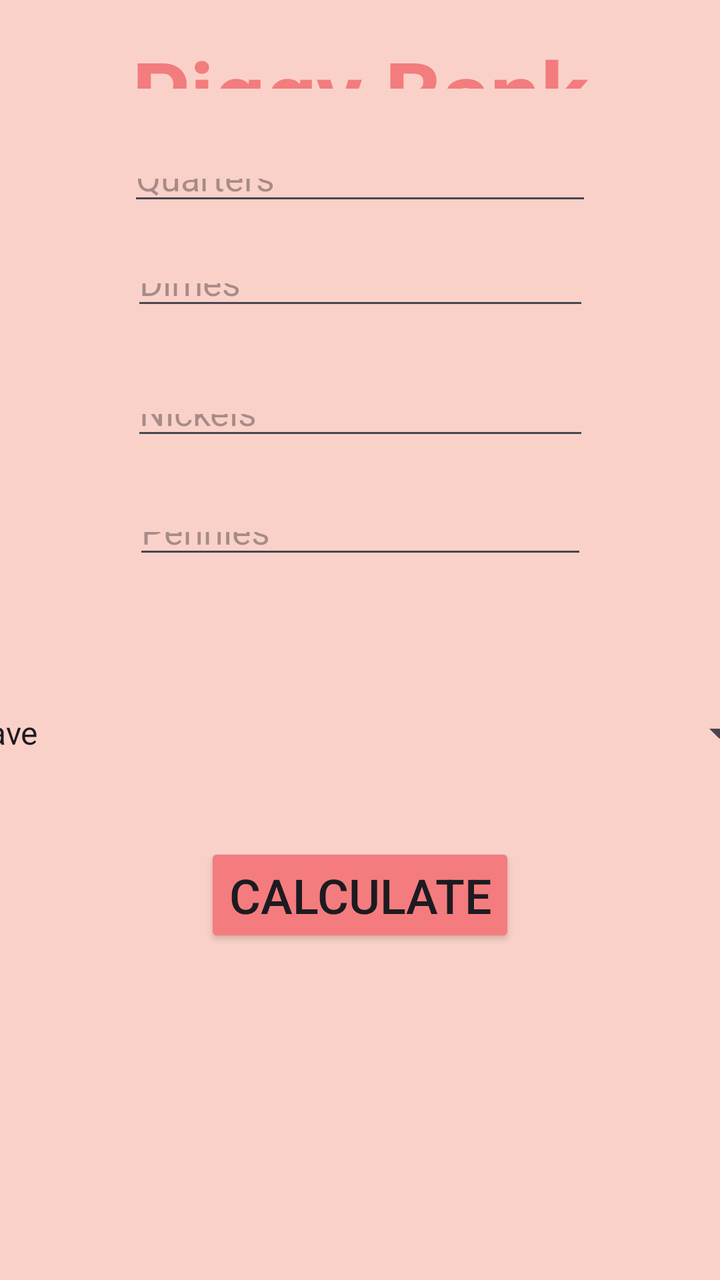
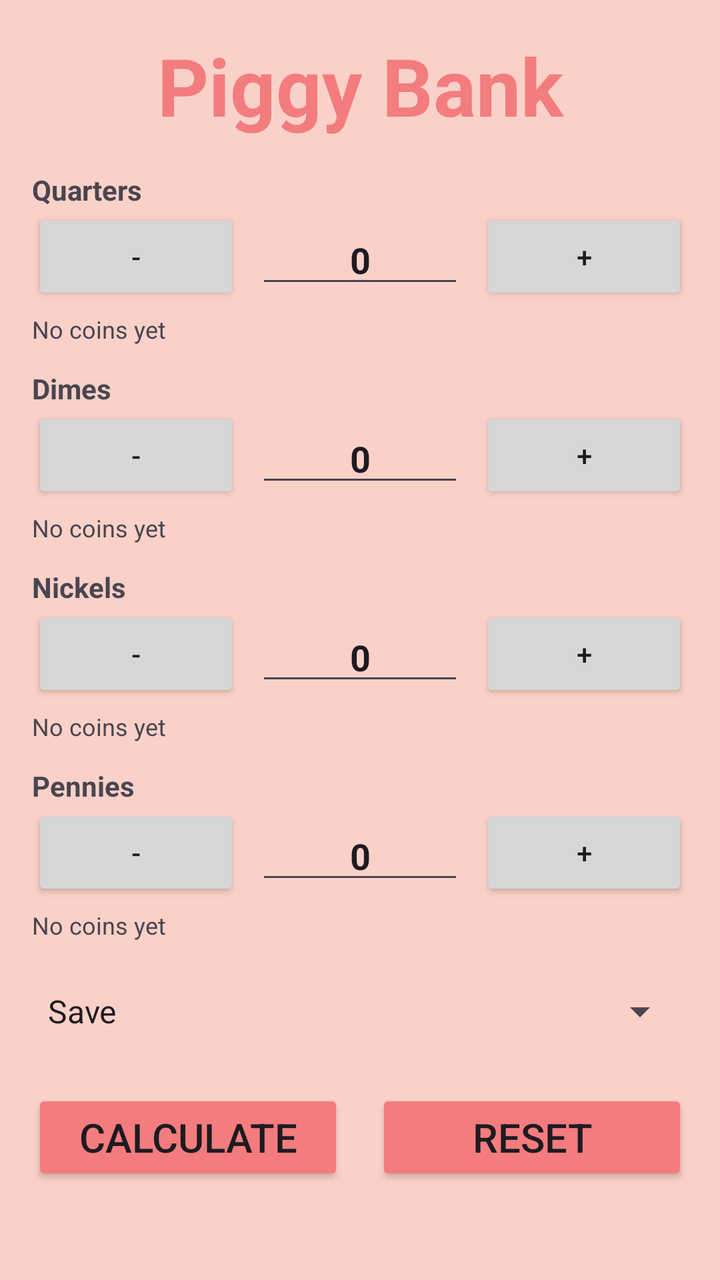

Compare the two renders of this Android layout. The source of the first and the diff that turns it into the second are given below.
<!-- AndroidManifest.xml: application theme Theme.SchoolPiggyBankAppAssignment -->
<!-- res/layout/activity_piggy_bank.xml -->
<?xml version="1.0" encoding="utf-8"?>
<androidx.constraintlayout.widget.ConstraintLayout xmlns:android="http://schemas.android.com/apk/res/android"
    xmlns:app="http://schemas.android.com/apk/res-auto"
    xmlns:tools="http://schemas.android.com/tools"
    android:id="@+id/main"
    android:layout_width="match_parent"
    android:layout_height="match_parent"
    android:background="#A3F9BCAA"
    tools:context=".PiggyBank">

    <TextView
        android:id="@+id/tvTitle"
        android:layout_width="0dp"
        android:layout_height="0dp"
        android:layout_marginStart="48dp"
        android:layout_marginTop="16dp"
        android:layout_marginEnd="48dp"
        android:layout_marginBottom="35dp"
        android:gravity="center"
        android:text="@string/tvTitle"
        android:textColor="#F37C7E"
        android:textSize="45sp"
        android:textStyle="bold"
        app:layout_constraintBottom_toTopOf="@+id/tvQuarters"
        app:layout_constraintEnd_toEndOf="parent"
        app:layout_constraintStart_toStartOf="parent"
        app:layout_constraintTop_toTopOf="parent" />

    <EditText
        android:id="@+id/tvQuarters"
        android:layout_width="232dp"
        android:layout_height="0dp"
        android:layout_marginBottom="24dp"
        android:ems="10"
        android:hint="@string/hintQuarters"
        android:inputType="number"
        app:layout_constraintBottom_toTopOf="@+id/tvDimes"
        app:layout_constraintEnd_toEndOf="parent"
        app:layout_constraintStart_toStartOf="parent"
        app:layout_constraintTop_toBottomOf="@+id/tvTitle" />

    <EditText
        android:id="@+id/tvDimes"
        android:layout_width="229dp"
        android:layout_height="0dp"
        android:layout_marginBottom="37dp"
        android:ems="10"
        android:hint="@string/hintDimes"
        android:inputType="number"
        app:layout_constraintBottom_toTopOf="@+id/tvNickels"
        app:layout_constraintEnd_toEndOf="parent"
        app:layout_constraintStart_toStartOf="parent"
        app:layout_constraintTop_toBottomOf="@+id/tvQuarters" />

    <EditText
        android:id="@+id/tvNickels"
        android:layout_width="229dp"
        android:layout_height="0dp"
        android:layout_marginBottom="31dp"
        android:ems="10"
        android:hint="@string/hintNickels"
        android:inputType="number"
        app:layout_constraintBottom_toTopOf="@+id/tvPennies"
        app:layout_constraintEnd_toEndOf="parent"
        app:layout_constraintStart_toStartOf="parent"
        app:layout_constraintTop_toBottomOf="@+id/tvDimes" />

    <EditText
        android:id="@+id/tvPennies"
        android:layout_width="227dp"
        android:layout_height="0dp"
        android:layout_marginBottom="55dp"
        android:ems="10"
        android:hint="@string/hintPennies"
        android:inputType="number"
        app:layout_constraintBottom_toTopOf="@+id/spGroup"
        app:layout_constraintEnd_toEndOf="parent"
        app:layout_constraintStart_toStartOf="parent"
        app:layout_constraintTop_toBottomOf="@+id/tvNickels" />

    <Button
        android:id="@+id/btCalc"
        android:layout_width="wrap_content"
        android:layout_height="wrap_content"
        android:layout_marginBottom="58dp"
        android:backgroundTint="#F47C7E"
        android:text="@string/btCalculate"
        android:textSize="24sp"
        app:layout_constraintBottom_toTopOf="@+id/tvResult"
        app:layout_constraintEnd_toEndOf="parent"
        app:layout_constraintStart_toStartOf="parent"
        app:layout_constraintTop_toBottomOf="@+id/spGroup" />

    <TextView
        android:id="@+id/tvResult"
        android:layout_width="0dp"
        android:layout_height="0dp"
        android:layout_marginStart="39dp"
        android:layout_marginEnd="39dp"
        android:layout_marginBottom="80dp"
        android:textSize="24sp"
        app:layout_constraintBottom_toBottomOf="parent"
        app:layout_constraintEnd_toEndOf="parent"
        app:layout_constraintStart_toStartOf="parent"
        app:layout_constraintTop_toBottomOf="@+id/btCalc" />

    <Spinner
        android:id="@+id/spGroup"
        android:layout_width="407dp"
        android:layout_height="54dp"
        android:layout_marginBottom="28dp"
        android:entries="@array/tvGroup"
        android:prompt="@string/Prompt"
        android:spinnerMode="dialog"
        app:layout_constraintBottom_toTopOf="@+id/btCalc"
        app:layout_constraintEnd_toEndOf="parent"
        app:layout_constraintStart_toStartOf="parent"
        app:layout_constraintTop_toBottomOf="@+id/tvPennies" />
</androidx.constraintlayout.widget.ConstraintLayout>
<!-- resources referenced by this layout -->
<resources>
  <string-array name="tvGroup">
          <item>Save</item>
          <item>Spend</item>
      </string-array>
  <string name="Prompt">Transaction</string>
  <string name="btCalculate">CALCULATE</string>
  <string name="hintDimes">Dimes</string>
  <string name="hintNickels">Nickels</string>
  <string name="hintPennies">Pennies</string>
  <string name="hintQuarters">Quarters</string>
  <string name="tvTitle">Piggy Bank</string>
  <style name="Theme.SchoolPiggyBankAppAssignment" parent="Base.Theme.SchoolPiggyBankAppAssignment" />
  <style name="Base.Theme.SchoolPiggyBankAppAssignment" parent="Theme.Material3.DayNight.NoActionBar">
          
          
      </style>
</resources>

<!-- the commit's change to res/layout/activity_piggy_bank.xml (unified diff, before → after) -->
@@ -11,109 +11,292 @@
     <TextView
         android:id="@+id/tvTitle"
         android:layout_width="0dp"
-        android:layout_height="0dp"
-        android:layout_marginStart="48dp"
+        android:layout_height="wrap_content"
+        android:layout_marginStart="24dp"
         android:layout_marginTop="16dp"
-        android:layout_marginEnd="48dp"
-        android:layout_marginBottom="35dp"
+        android:layout_marginEnd="24dp"
         android:gravity="center"
         android:text="@string/tvTitle"
         android:textColor="#F37C7E"
-        android:textSize="45sp"
+        android:textSize="40sp"
         android:textStyle="bold"
-        app:layout_constraintBottom_toTopOf="@+id/tvQuarters"
         app:layout_constraintEnd_toEndOf="parent"
         app:layout_constraintStart_toStartOf="parent"
         app:layout_constraintTop_toTopOf="parent" />
 
-    <EditText
-        android:id="@+id/tvQuarters"
-        android:layout_width="232dp"
-        android:layout_height="0dp"
-        android:layout_marginBottom="24dp"
-        android:ems="10"
-        android:hint="@string/hintQuarters"
-        android:inputType="number"
-        app:layout_constraintBottom_toTopOf="@+id/tvDimes"
-        app:layout_constraintEnd_toEndOf="parent"
-        app:layout_constraintStart_toStartOf="parent"
-        app:layout_constraintTop_toBottomOf="@+id/tvTitle" />
-
-    <EditText
-        android:id="@+id/tvDimes"
-        android:layout_width="229dp"
-        android:layout_height="0dp"
-        android:layout_marginBottom="37dp"
-        android:ems="10"
-        android:hint="@string/hintDimes"
-        android:inputType="number"
-        app:layout_constraintBottom_toTopOf="@+id/tvNickels"
-        app:layout_constraintEnd_toEndOf="parent"
-        app:layout_constraintStart_toStartOf="parent"
-        app:layout_constraintTop_toBottomOf="@+id/tvQuarters" />
-
-    <EditText
-        android:id="@+id/tvNickels"
-        android:layout_width="229dp"
-        android:layout_height="0dp"
-        android:layout_marginBottom="31dp"
-        android:ems="10"
-        android:hint="@string/hintNickels"
-        android:inputType="number"
-        app:layout_constraintBottom_toTopOf="@+id/tvPennies"
-        app:layout_constraintEnd_toEndOf="parent"
-        app:layout_constraintStart_toStartOf="parent"
-        app:layout_constraintTop_toBottomOf="@+id/tvDimes" />
-
-    <EditText
-        android:id="@+id/tvPennies"
-        android:layout_width="227dp"
-        android:layout_height="0dp"
-        android:layout_marginBottom="55dp"
-        android:ems="10"
-        android:hint="@string/hintPennies"
-        android:inputType="number"
-        app:layout_constraintBottom_toTopOf="@+id/spGroup"
-        app:layout_constraintEnd_toEndOf="parent"
-        app:layout_constraintStart_toStartOf="parent"
-        app:layout_constraintTop_toBottomOf="@+id/tvNickels" />
-
-    <Button
-        android:id="@+id/btCalc"
-        android:layout_width="wrap_content"
+    <LinearLayout
+        android:id="@+id/coinSection"
+        android:layout_width="0dp"
         android:layout_height="wrap_content"
-        android:layout_marginBottom="58dp"
-        android:backgroundTint="#F47C7E"
-        android:text="@string/btCalculate"
-        android:textSize="24sp"
-        app:layout_constraintBottom_toTopOf="@+id/tvResult"
-        app:layout_constraintEnd_toEndOf="parent"
-        app:layout_constraintStart_toStartOf="parent"
-        app:layout_constraintTop_toBottomOf="@+id/spGroup" />
-
-    <TextView
-        android:id="@+id/tvResult"
-        android:layout_width="0dp"
-        android:layout_height="0dp"
-        android:layout_marginStart="39dp"
-        android:layout_marginEnd="39dp"
-        android:layout_marginBottom="80dp"
-        android:textSize="24sp"
-        app:layout_constraintBottom_toBottomOf="parent"
-        app:layout_constraintEnd_toEndOf="parent"
-        app:layout_constraintStart_toStartOf="parent"
-        app:layout_constraintTop_toBottomOf="@+id/btCalc" />
+        android:layout_marginStart="16dp"
+        android:layout_marginTop="8dp"
+        android:layout_marginEnd="16dp"
+        android:orientation="vertical"
+        app:layout_constraintEnd_toEndOf="parent"
+        app:layout_constraintStart_toStartOf="parent"
+        app:layout_constraintTop_toBottomOf="@+id/tvTitle">
+
+        <TextView
+            android:layout_width="wrap_content"
+            android:layout_height="wrap_content"
+            android:layout_marginTop="8dp"
+            android:text="@string/hintQuarters"
+            android:textStyle="bold" />
+
+        <LinearLayout
+            android:layout_width="match_parent"
+            android:layout_height="wrap_content"
+            android:gravity="center_vertical"
+            android:orientation="horizontal">
+
+            <Button
+                android:id="@+id/btMinusQuarters"
+                android:layout_width="0dp"
+                android:layout_height="wrap_content"
+                android:layout_weight="1"
+                android:text="@string/btMinus" />
+
+            <EditText
+                android:id="@+id/etQuartersCount"
+                android:layout_width="0dp"
+                android:layout_height="wrap_content"
+                android:layout_marginStart="8dp"
+                android:layout_marginEnd="8dp"
+                android:layout_weight="1"
+                android:ems="4"
+                android:focusable="false"
+                android:gravity="center"
+                android:hint="@string/hintQuarters"
+                android:inputType="number"
+                android:text="0"
+                android:textStyle="bold" />
+
+            <Button
+                android:id="@+id/btAddQuarters"
+                android:layout_width="0dp"
+                android:layout_height="wrap_content"
+                android:layout_weight="1"
+                android:text="@string/btAdd" />
+        </LinearLayout>
+
+        <TextView
+            android:id="@+id/tvQuartersVisual"
+            android:layout_width="match_parent"
+            android:layout_height="wrap_content"
+            android:layout_marginTop="4dp"
+            android:text="@string/noCoins"
+            android:textSize="12sp" />
+
+        <TextView
+            android:layout_width="wrap_content"
+            android:layout_height="wrap_content"
+            android:layout_marginTop="12dp"
+            android:text="@string/hintDimes"
+            android:textStyle="bold" />
+
+        <LinearLayout
+            android:layout_width="match_parent"
+            android:layout_height="wrap_content"
+            android:gravity="center_vertical"
+            android:orientation="horizontal">
+
+            <Button
+                android:id="@+id/btMinusDimes"
+                android:layout_width="0dp"
+                android:layout_height="wrap_content"
+                android:layout_weight="1"
+                android:text="@string/btMinus" />
+
+            <EditText
+                android:id="@+id/etDimesCount"
+                android:layout_width="0dp"
+                android:layout_height="wrap_content"
+                android:layout_marginStart="8dp"
+                android:layout_marginEnd="8dp"
+                android:layout_weight="1"
+                android:ems="4"
+                android:focusable="false"
+                android:gravity="center"
+                android:hint="@string/hintDimes"
+                android:inputType="number"
+                android:text="0"
+                android:textStyle="bold" />
+
+            <Button
+                android:id="@+id/btAddDimes"
+                android:layout_width="0dp"
+                android:layout_height="wrap_content"
+                android:layout_weight="1"
+                android:text="@string/btAdd" />
+        </LinearLayout>
+
+        <TextView
+            android:id="@+id/tvDimesVisual"
+            android:layout_width="match_parent"
+            android:layout_height="wrap_content"
+            android:layout_marginTop="4dp"
+            android:text="@string/noCoins"
+            android:textSize="12sp" />
+
+        <TextView
+            android:layout_width="wrap_content"
+            android:layout_height="wrap_content"
+            android:layout_marginTop="12dp"
+            android:text="@string/hintNickels"
+            android:textStyle="bold" />
+
+        <LinearLayout
+            android:layout_width="match_parent"
+            android:layout_height="wrap_content"
+            android:gravity="center_vertical"
+            android:orientation="horizontal">
+
+            <Button
+                android:id="@+id/btMinusNickels"
+                android:layout_width="0dp"
+                android:layout_height="wrap_content"
+                android:layout_weight="1"
+                android:text="@string/btMinus" />
+
+            <EditText
+                android:id="@+id/etNickelsCount"
+                android:layout_width="0dp"
+                android:layout_height="wrap_content"
+                android:layout_marginStart="8dp"
+                android:layout_marginEnd="8dp"
+                android:layout_weight="1"
+                android:ems="4"
+                android:focusable="false"
+                android:gravity="center"
+                android:hint="@string/hintNickels"
+                android:inputType="number"
+                android:text="0"
+                android:textStyle="bold" />
+
+            <Button
+                android:id="@+id/btAddNickels"
+                android:layout_width="0dp"
+                android:layout_height="wrap_content"
+                android:layout_weight="1"
+                android:text="@string/btAdd" />
+        </LinearLayout>
+
+        <TextView
+            android:id="@+id/tvNickelsVisual"
+            android:layout_width="match_parent"
+            android:layout_height="wrap_content"
+            android:layout_marginTop="4dp"
+            android:text="@string/noCoins"
+            android:textSize="12sp" />
+
+        <TextView
+            android:layout_width="wrap_content"
+            android:layout_height="wrap_content"
+            android:layout_marginTop="12dp"
+            android:text="@string/hintPennies"
+            android:textStyle="bold" />
+
+        <LinearLayout
+            android:layout_width="match_parent"
+            android:layout_height="wrap_content"
+            android:gravity="center_vertical"
+            android:orientation="horizontal">
+
+            <Button
+                android:id="@+id/btMinusPennies"
+                android:layout_width="0dp"
+                android:layout_height="wrap_content"
+                android:layout_weight="1"
+                android:text="@string/btMinus" />
+
+            <EditText
+                android:id="@+id/etPenniesCount"
+                android:layout_width="0dp"
+                android:layout_height="wrap_content"
+                android:layout_marginStart="8dp"
+                android:layout_marginEnd="8dp"
+                android:layout_weight="1"
+                android:ems="4"
+                android:focusable="false"
+                android:gravity="center"
+                android:hint="@string/hintPennies"
+                android:inputType="number"
+                android:text="0"
+                android:textStyle="bold" />
+
+            <Button
+                android:id="@+id/btAddPennies"
+                android:layout_width="0dp"
+                android:layout_height="wrap_content"
+                android:layout_weight="1"
+                android:text="@string/btAdd" />
+        </LinearLayout>
+
+        <TextView
+            android:id="@+id/tvPenniesVisual"
+            android:layout_width="match_parent"
+            android:layout_height="wrap_content"
+            android:layout_marginTop="4dp"
+            android:text="@string/noCoins"
+            android:textSize="12sp" />
+    </LinearLayout>
 
     <Spinner
         android:id="@+id/spGroup"
-        android:layout_width="407dp"
+        android:layout_width="0dp"
         android:layout_height="54dp"
-        android:layout_marginBottom="28dp"
+        android:layout_marginStart="16dp"
+        android:layout_marginTop="8dp"
+        android:layout_marginEnd="16dp"
         android:entries="@array/tvGroup"
         android:prompt="@string/Prompt"
         android:spinnerMode="dialog"
-        app:layout_constraintBottom_toTopOf="@+id/btCalc"
-        app:layout_constraintEnd_toEndOf="parent"
-        app:layout_constraintStart_toStartOf="parent"
-        app:layout_constraintTop_toBottomOf="@+id/tvPennies" />
+        app:layout_constraintEnd_toEndOf="parent"
+        app:layout_constraintStart_toStartOf="parent"
+        app:layout_constraintTop_toBottomOf="@+id/coinSection" />
+
+    <Button
+        android:id="@+id/btCalc"
+        android:layout_width="0dp"
+        android:layout_height="wrap_content"
+        android:layout_marginStart="16dp"
+        android:layout_marginTop="12dp"
+        android:layout_marginEnd="8dp"
+        android:backgroundTint="#F47C7E"
+        android:text="@string/btCalculate"
+        android:textSize="20sp"
+        app:layout_constraintEnd_toStartOf="@+id/btReset"
+        app:layout_constraintHorizontalWeight="1"
+        app:layout_constraintStart_toStartOf="parent"
+        app:layout_constraintTop_toBottomOf="@+id/spGroup" />
+
+    <Button
+        android:id="@+id/btReset"
+        android:layout_width="0dp"
+        android:layout_height="wrap_content"
+        android:layout_marginStart="8dp"
+        android:layout_marginTop="12dp"
+        android:layout_marginEnd="16dp"
+        android:backgroundTint="#F47C7E"
+        android:text="@string/btReset"
+        android:textSize="20sp"
+        app:layout_constraintEnd_toEndOf="parent"
+        app:layout_constraintHorizontalWeight="1"
+        app:layout_constraintStart_toEndOf="@+id/btCalc"
+        app:layout_constraintTop_toBottomOf="@+id/spGroup" />
+
+    <TextView
+        android:id="@+id/tvResult"
+        android:layout_width="0dp"
+        android:layout_height="0dp"
+        android:layout_marginStart="16dp"
+        android:layout_marginTop="12dp"
+        android:layout_marginEnd="16dp"
+        android:layout_marginBottom="16dp"
+        android:textSize="20sp"
+        app:layout_constraintBottom_toBottomOf="parent"
+        app:layout_constraintEnd_toEndOf="parent"
+        app:layout_constraintStart_toStartOf="parent"
+        app:layout_constraintTop_toBottomOf="@+id/btCalc" />
+
 </androidx.constraintlayout.widget.ConstraintLayout>
<!-- resource entries referenced after the edit -->
@@ -5,11 +5,15 @@
           <item>Spend</item>
       </string-array>
   <string name="Prompt">Transaction</string>
+  <string name="btAdd">+</string>
   <string name="btCalculate">CALCULATE</string>
+  <string name="btMinus">-</string>
+  <string name="btReset">RESET</string>
   <string name="hintDimes">Dimes</string>
   <string name="hintNickels">Nickels</string>
   <string name="hintPennies">Pennies</string>
   <string name="hintQuarters">Quarters</string>
+  <string name="noCoins">No coins yet</string>
   <string name="tvTitle">Piggy Bank</string>
   <style name="Theme.SchoolPiggyBankAppAssignment" parent="Base.Theme.SchoolPiggyBankAppAssignment" />
   <style name="Base.Theme.SchoolPiggyBankAppAssignment" parent="Theme.Material3.DayNight.NoActionBar">
